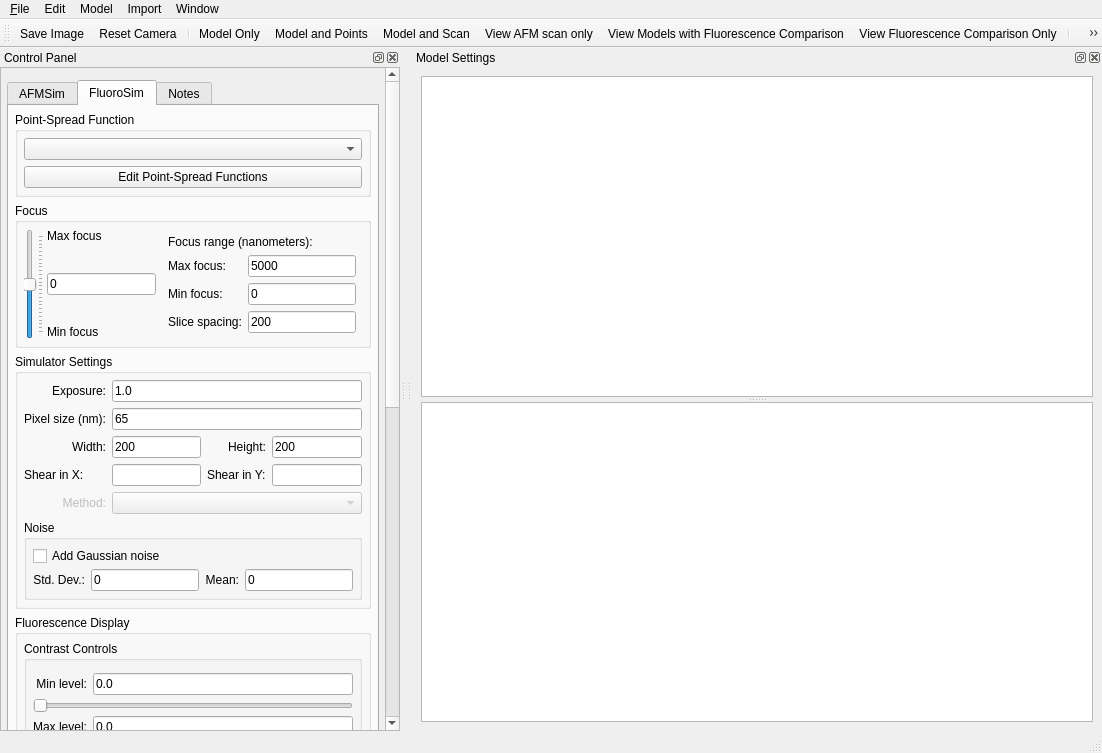
This is apps/MicroscopeSimulator/MicroscopeSimulator.ui in CISMM/MicroscopeSimulator2 as Qt 5 draws it before an edit. The edited form follows.
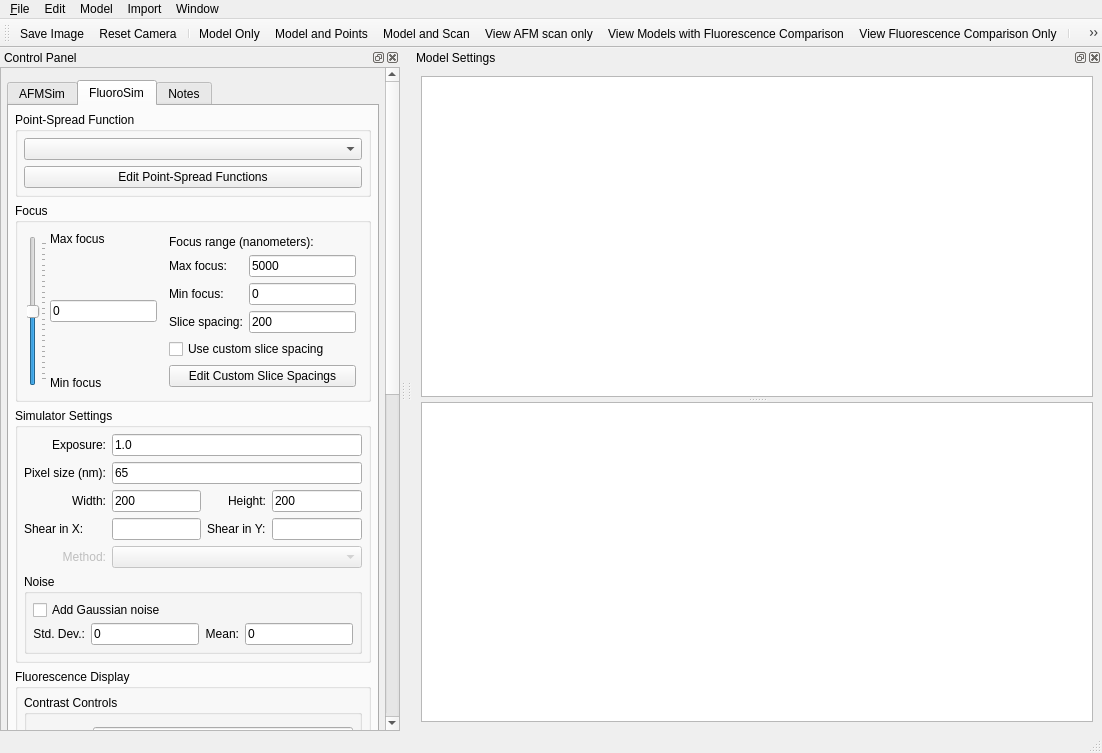
This is the edited form. Icons and pictures are not drawn. Custom widgets are drawn as their Qt base class.

Commit message: Added controls for custom z-spacing.

What changed in the file:
```diff
--- a/apps/MicroscopeSimulator/MicroscopeSimulator.ui
+++ b/apps/MicroscopeSimulator/MicroscopeSimulator.ui
@@ -196,9 +196,9 @@
         <property name="geometry">
          <rect>
           <x>0</x>
-          <y>-165</y>
+          <y>0</y>
           <width>381</width>
-          <height>1317</height>
+          <height>1377</height>
          </rect>
         </property>
         <layout class="QVBoxLayout" name="verticalLayout_5">
@@ -457,7 +457,7 @@
                <property name="checkable">
                 <bool>false</bool>
                </property>
-               <layout class="QHBoxLayout" name="horizontalLayout_3">
+               <layout class="QVBoxLayout" name="verticalLayout_17">
                 <property name="spacing">
                  <number>-1</number>
                 </property>
@@ -465,15 +465,24 @@
                  <number>6</number>
                 </property>
                 <item>
-                 <widget class="QWidget" name="widget" native="true">
-                  <layout class="QGridLayout" name="gridLayout_6">
+                 <widget class="QWidget" name="widget_2" native="true">
+                  <layout class="QHBoxLayout" name="horizontalLayout_2">
+                   <property name="spacing">
+                    <number>3</number>
+                   </property>
                    <property name="margin">
                     <number>0</number>
                    </property>
+                   <item>
+                    <widget class="QWidget" name="fluoroSimFocusWidget" native="true">
+                     <layout class="QGridLayout" name="gridLayout_6">
+                      <property name="margin">
+                       <number>3</number>
+                      </property>
                    <property name="spacing">
                     <number>3</number>
                    </property>
-                   <item row="0" column="0" rowspan="5">
+                      <item row="0" column="1" rowspan="5">
                     <widget class="QSlider" name="fluoroSimFocusSlider">
                      <property name="minimumSize">
                       <size>
@@ -510,22 +519,15 @@
                      </property>
                     </widget>
                    </item>
-                   <item row="0" column="1">
-                    <widget class="QLabel" name="fluoroSimMaxFocusLabel">
-                     <property name="text">
-                      <string>Max focus</string>
-                     </property>
-                    </widget>
-                   </item>
-                   <item row="4" column="1">
+                      <item row="4" column="2">
                     <widget class="QLabel" name="fluoroSimMinFocusLabel">
                      <property name="text">
                       <string>Min focus</string>
                      </property>
                     </widget>
                    </item>
-                   <item row="3" column="1">
-                    <spacer name="verticalSpacer_2">
+                      <item row="3" column="2">
+                       <spacer name="fluoroSimMinFocusSpacer">
                      <property name="orientation">
                       <enum>Qt::Vertical</enum>
                      </property>
@@ -537,15 +539,15 @@
                      </property>
                     </spacer>
                    </item>
-                   <item row="2" column="1">
+                      <item row="2" column="2">
                     <widget class="QLineEdit" name="fluoroSimFocusEdit">
                      <property name="text">
                       <string>0</string>
                      </property>
                     </widget>
                    </item>
-                   <item row="1" column="1">
-                    <spacer name="verticalSpacer">
+                      <item row="1" column="2">
+                       <spacer name="fluoroSimMaxFocusSpacer">
                      <property name="orientation">
                       <enum>Qt::Vertical</enum>
                      </property>
@@ -557,11 +559,18 @@
                      </property>
                     </spacer>
                    </item>
+                      <item row="0" column="2">
+                       <widget class="QLabel" name="fluoroSimMaxFocusLabel">
+                        <property name="text">
+                         <string>Max focus</string>
+                        </property>
+                       </widget>
+                      </item>
                   </layout>
                  </widget>
                 </item>
                 <item>
-                 <widget class="QWidget" name="widget_3" native="true">
+                    <widget class="QWidget" name="fluoroSimFocusSettingsWidget" native="true">
                   <layout class="QGridLayout" name="gridLayout_7">
                    <property name="margin">
                     <number>6</number>
@@ -589,6 +598,9 @@
                    </item>
                    <item row="1" column="0">
                     <widget class="QLabel" name="fluoroSimFocusMaxLabel">
+                        <property name="enabled">
+                         <bool>true</bool>
+                        </property>
                      <property name="text">
                       <string>Max focus:</string>
                      </property>
@@ -613,6 +625,23 @@
                      <property name="text">
                       <string>200</string>
                      </property>
+                       </widget>
+                      </item>
+                      <item row="4" column="0" colspan="2">
+                       <widget class="QCheckBox" name="fluoroSimUseCustomZSpacing">
+                        <property name="text">
+                         <string>Use custom slice spacing</string>
+                        </property>
+                       </widget>
+                      </item>
+                      <item row="5" column="0" colspan="2">
+                       <widget class="QPushButton" name="fluoroSimEditCustomSliceSpacings">
+                        <property name="text">
+                         <string>Edit Custom Slice Spacings</string>
+                        </property>
+                       </widget>
+                      </item>
+                     </layout>
                     </widget>
                    </item>
                   </layout>
```
Left out of the diff: 8 changed lines with no effect on the pictures. Lines whose indentation alone changed are shown as unchanged.
